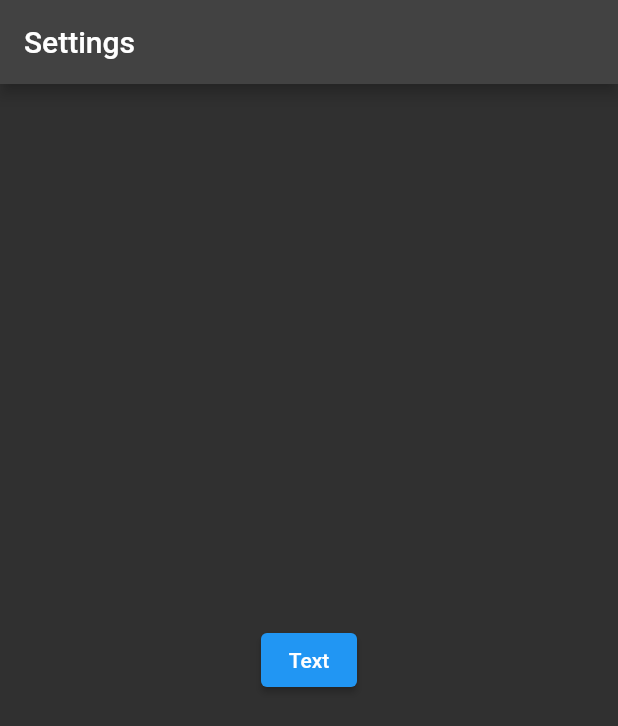
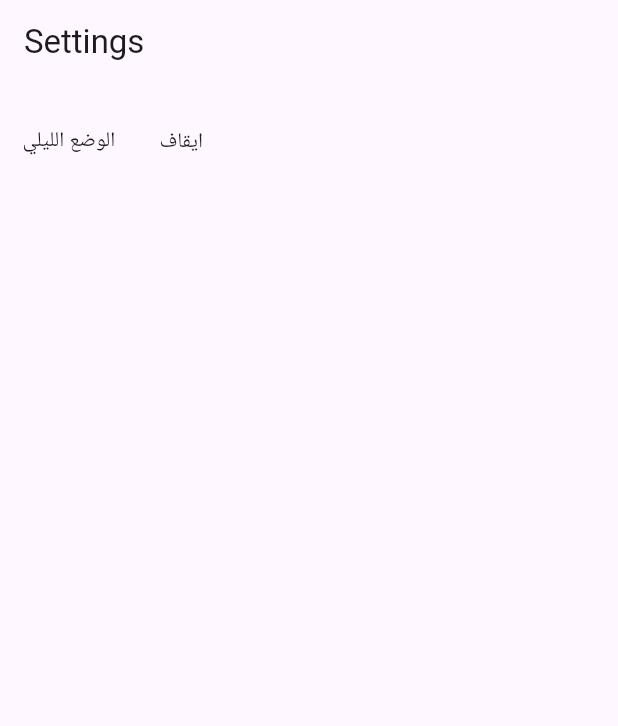
Before and after one commit to Emad-Pro/Sochial_App, a Flutter app: the screen it shows after launch, on a phone screen of 412 x 824 dp. Shown: the top 726 px of the screen. Run offline on Flutter 3.47's test engine with Material 2 defaults, Android fonts, the phone set to English and light mode, and no system bars; our stand-ins replace bloc, flutter_bloc, shared_preferences.

Commit message:
DarkMode & shared_preferences

```diff
--- a/lib/layout/Setting_page/setting.dart
+++ b/lib/layout/Setting_page/setting.dart
@@ -11,12 +11,23 @@ class Setting extends StatelessWidget {
       appBar: AppBar(
         title: Text("Settings"),
       ),
-      body: Center(
-        child: ElevatedButton(
-          child: Text("Text"),
-          onPressed: () {
-            SettingCubit.get(context).toggleTheme();
-          },
+      body: Padding(
+        padding: const EdgeInsets.all(15.0),
+        child: Column(
+          children: [
+            Row(
+              children: [
+                Text("الوضع الليلي"),
+                MaterialButton(
+                    child: SettingCubit.get(context).DarkMode
+                        ? Text("تشغيل")
+                        : Text("ايقاف"),
+                    onPressed: () {
+                      SettingCubit.get(context).toggleTheme();
+                    })
+              ],
+            )
+          ],
         ),
       ),
     );
--- a/lib/main.dart
+++ b/lib/main.dart
@@ -33,8 +33,12 @@ class Main extends StatelessWidget {
                 themeMode: SettingCubit.get(context).DarkMode
                     ? ThemeMode.dark
                     : ThemeMode.light,
-                theme: ThemeData.dark(),
-                darkTheme: ThemeData.light(),
+                theme: ThemeData.light(
+                  useMaterial3: true,
+                ),
+                darkTheme: ThemeData.dark(
+                  useMaterial3: true,
+                ),
                 home: const Setting())));
   }
 }
```
